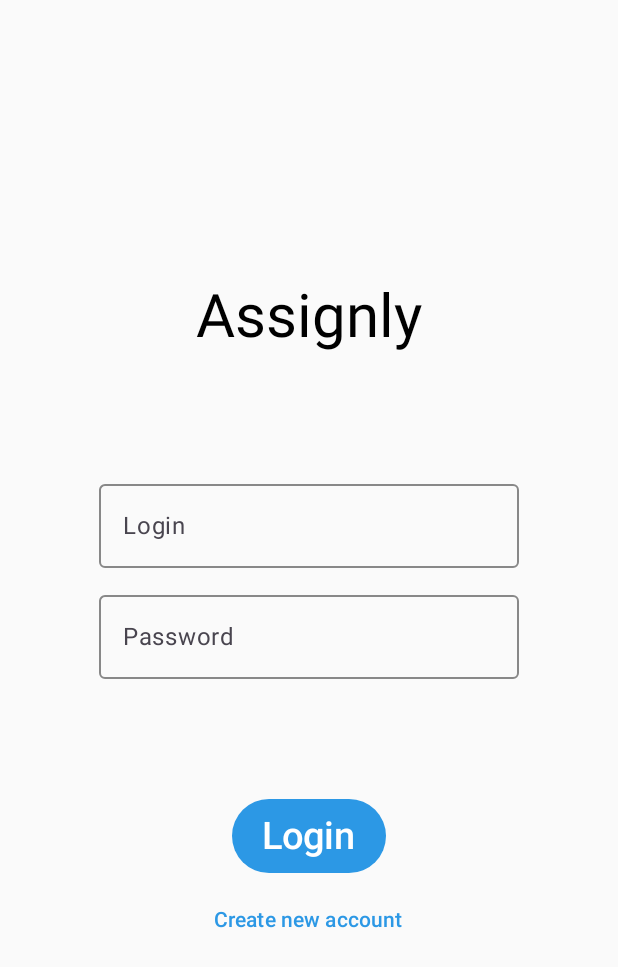
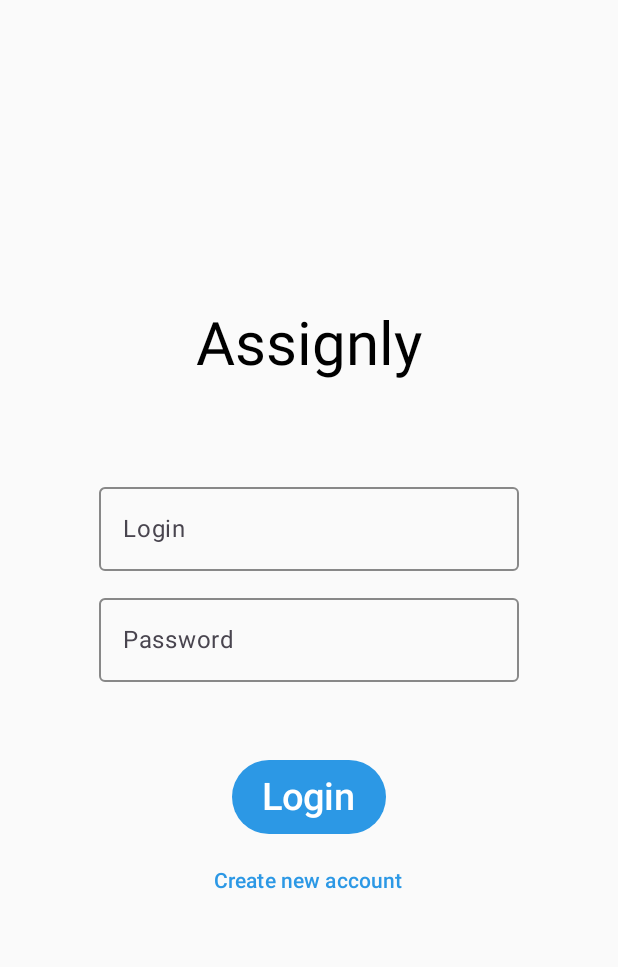
Before and after one commit to UndefinedBehaviorIU7/Assignly, an Android app built with Jetpack Compose: the screen it shows after launch (MainActivity), on a phone screen of 412 x 824 dp. Shown: the top 967 px of the screen. Run offline under Robolectric (Android 15) with nearby library versions, the phone set to English and light mode, and no system bars.

Commit message:
Weights in Login.kt added

```diff
--- a/app/src/main/java/com/example/assignly/presentation/login/Login.kt
+++ b/app/src/main/java/com/example/assignly/presentation/login/Login.kt
@@ -1,5 +1,6 @@
 package com.example.assignly.presentation.login
 
+import androidx.compose.foundation.layout.Arrangement
 import androidx.compose.foundation.layout.Box
 import androidx.compose.foundation.layout.Column
 import androidx.compose.foundation.layout.PaddingValues
@@ -19,6 +20,7 @@ import androidx.compose.runtime.Composable
 import androidx.compose.runtime.collectAsState
 import androidx.compose.ui.Alignment
 import androidx.compose.ui.Modifier
+import androidx.compose.ui.focus.focusModifier
 import androidx.compose.ui.graphics.Color
 import androidx.compose.ui.res.colorResource
 import androidx.compose.ui.res.stringResource
@@ -37,15 +39,18 @@ fun Login(navController: NavController, vm: LoginViewModel = viewModel()) {
         contentAlignment = Alignment.Center,
     ) {
         Column (horizontalAlignment = Alignment.CenterHorizontally) {
+            Spacer(modifier = Modifier.weight(1.3f))
+
             Text(
                 stringResource(R.string.app_name),
                 fontSize = 40.sp,
-                modifier = Modifier.padding()
+                modifier = Modifier.weight(0.7f)
             )
+
             when (val uiState = vm.uiState.collectAsState().value) {
                 is LoginUiState.Idle, is LoginUiState.Error -> {
                     Column(
-                        modifier = Modifier.padding(top = 80.dp)
+                        modifier = Modifier.weight(1.2f)
                     ) {
                         OutlinedTextField(
                             value = when (uiState) {
@@ -88,25 +93,6 @@ fun Login(navController: NavController, vm: LoginViewModel = viewModel()) {
                         } else {
                             Spacer(modifier = Modifier.height(80.dp))
                         }
-
-                        Button(
-                            onClick = { vm.auth() },
-                            contentPadding = PaddingValues(
-                                top = 10.dp,
-                                bottom = 10.dp,
-                                start = 20.dp,
-                                end = 20.dp
-                            ),
-                            colors = ButtonDefaults.buttonColors(
-                                containerColor = colorResource(R.color.active)
-                            ),
-                            modifier = Modifier.align(Alignment.CenterHorizontally)
-                        ) {
-                            Text (
-                                text = stringResource(R.string.login),
-                                fontSize = 25.sp
-                            )
-                        }
                     }
                 }
 
@@ -126,6 +112,26 @@ fun Login(navController: NavController, vm: LoginViewModel = viewModel()) {
                 }
             }
 
+            Column (horizontalAlignment = Alignment.CenterHorizontally,
+                modifier = Modifier.weight(1f)) {
+                Button(
+                    onClick = { vm.auth() },
+                    contentPadding = PaddingValues(
+                        top = 10.dp,
+                        bottom = 10.dp,
+                        start = 20.dp,
+                        end = 20.dp
+                    ),
+                    colors = ButtonDefaults.buttonColors(
+                        containerColor = colorResource(R.color.active)
+                    ),
+                ) {
+                    Text (
+                        text = stringResource(R.string.login),
+                        fontSize = 25.sp
+                    )
+                }
+
                 TextButton(
                     onClick = { navController.navigate("signup") },
                     modifier = Modifier.padding(top = 7.dp)
@@ -136,5 +142,8 @@ fun Login(navController: NavController, vm: LoginViewModel = viewModel()) {
                     )
                 }
             }
+
+            Spacer(modifier = Modifier.weight(1f))
         }
     }
+}
```
Lines whose indentation alone changed are shown as unchanged.
